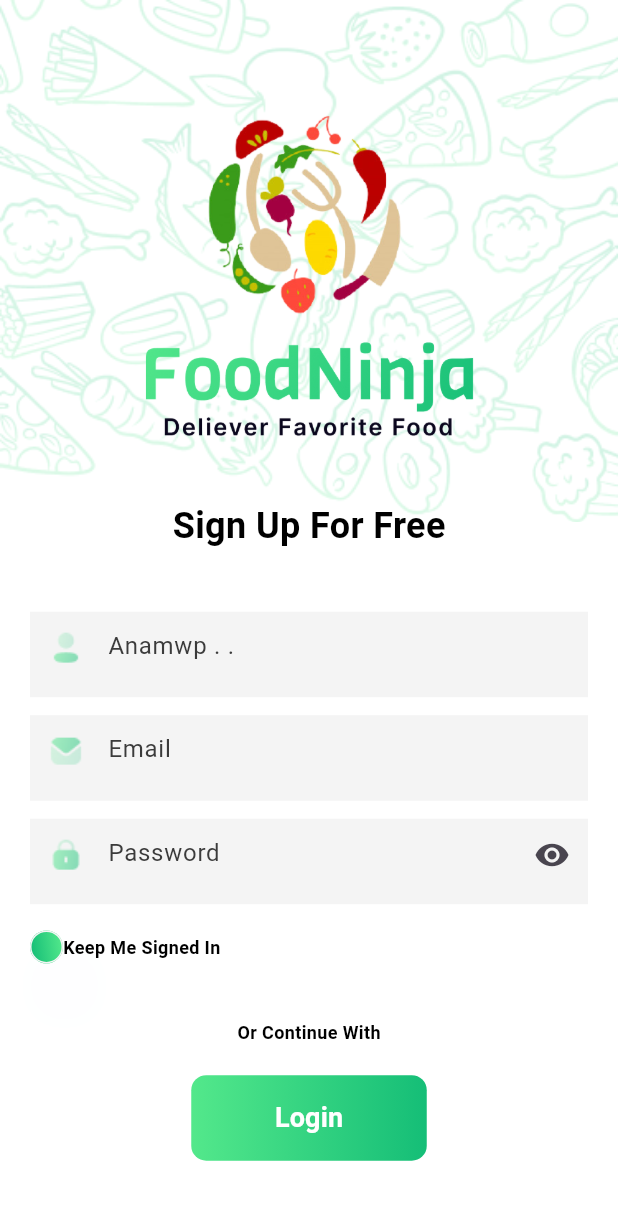
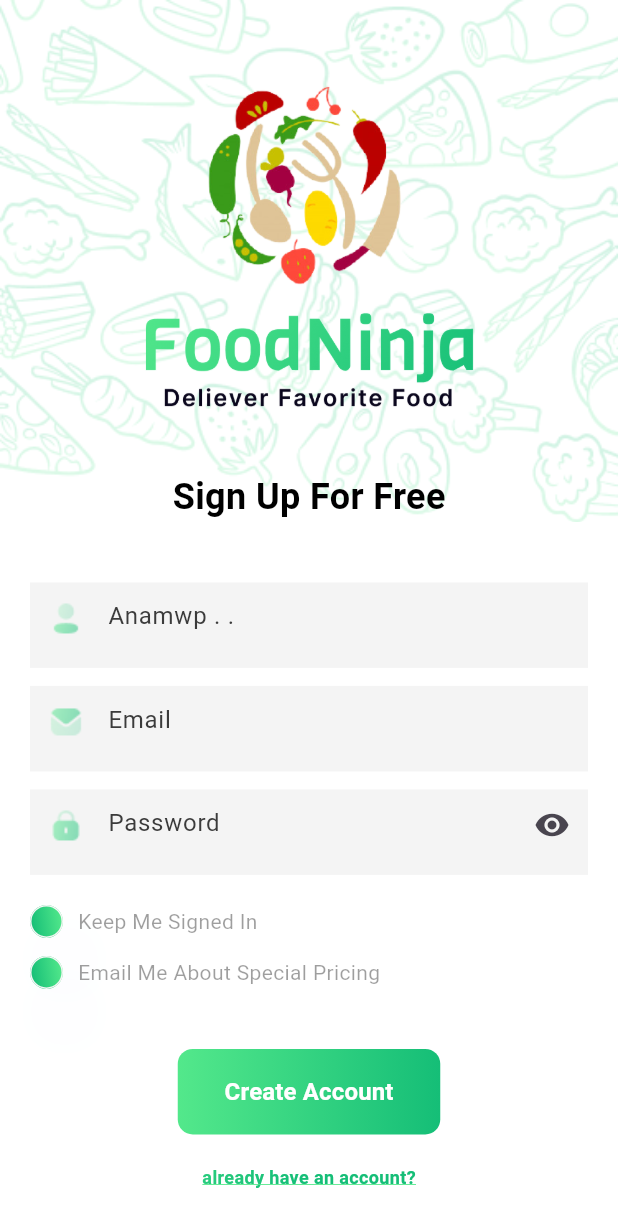
Before and after one commit to hoanglv03/auth_flutter, a Flutter app: the SignUp screen opened directly, on a phone screen of 412 x 824 dp. Shown: the top 1227 px of the screen. Run offline on Flutter 3.47's test engine with Material 3 defaults, Android fonts, the phone set to English and light mode, and no system bars; our stand-ins replace firebase_auth, firebase_core, flutter_native_splash, flutter_riverpod, freezed_annotation, get and 1 more; missing offline and left inert: flutter_facebook_auth; accounts and stored records are empty; network calls fail.

Commit message:
add riverpod

```diff
--- a/lib/auth/sign_in/sign_in_logic.dart
+++ b/lib/auth/controllers/auth_controller.dart
@@ -1,12 +1,15 @@
-import 'package:auth_flutter_with_firebase/auth/sign_in/sign_in_state.dart';
+import 'package:auth_flutter_with_firebase/auth/entities/user_entities.dart';
 import 'package:auth_flutter_with_firebase/pages/home/home_view.dart';
 import 'package:firebase_auth/firebase_auth.dart';
 import 'package:flutter_facebook_auth/flutter_facebook_auth.dart';
+import 'package:flutter_riverpod/flutter_riverpod.dart';
 import 'package:get/get.dart';
 import 'package:google_sign_in/google_sign_in.dart';
 
-class SignUpLogic extends GetxController {
-  final state = SignUpState();
+class AuthControllerNotifier extends StateNotifier<UserEntities?> {
+  AuthControllerNotifier(this.ref) : super(null);
+
+  final Ref ref;
 
   Future<UserCredential> signInWithFacebook() async {
     final LoginResult result = await FacebookAuth.instance.login();
@@ -29,7 +32,6 @@ class SignUpLogic extends GetxController {
       // }
       if (value.user?.email != null) {
         Get.to(() => HomeView());
-        state.socialAccount.value = value;
       }
 
       return value;
@@ -54,8 +56,8 @@ class SignUpLogic extends GetxController {
         .signInWithCredential(credential)
         .then((value) {
       if (value.user?.email != null) {
+        // state.email = value.user?.email;
         Get.to(() => HomeView());
-        state.socialAccount.value = value;
       }
       return value;
     });
--- a/lib/auth/sign_in/sign_in_state.dart
+++ /dev/null
@@ -1,11 +0,0 @@
-import 'package:firebase_auth/firebase_auth.dart';
-import 'package:flutter/material.dart';
-import 'package:get/get_rx/src/rx_types/rx_types.dart';
-
-class SignUpState {
-  late Rx<UserCredential?> socialAccount;
-
-  SignUpState() {
-    socialAccount = Rx<UserCredential?>(null);
-  }
-}
--- a/lib/auth/sign_up/sign_up_view.dart
+++ b/lib/auth/sign_up/sign_up_view.dart
@@ -1,5 +1,3 @@
-import 'package:auth_flutter_with_firebase/auth/sign_in/sign_in_logic.dart';
-import 'package:auth_flutter_with_firebase/auth/sign_in/sign_in_state.dart';
 import 'package:auth_flutter_with_firebase/components/button_gradient.dart';
 import 'package:auth_flutter_with_firebase/components/text_input.dart';
 import 'package:auth_flutter_with_firebase/helpers/Const.dart';
@@ -21,11 +19,24 @@ class SignUp extends StatefulWidget {
 class _SignUpState extends State<SignUp> {
   final TextEditingController _emailController = TextEditingController();
   final TextEditingController _passwordController = TextEditingController();
-  final SignUpLogic logic = Get.put(SignUpLogic());
+  bool isKeepMeSignIn = false;
+  bool isEmail = false;
 
   @override
   void initState() {
     super.initState();
+  }
+
+  void handleKeepMeSignIn(bool? isCheck) {
+    setState(() {
+      isKeepMeSignIn = isCheck ?? false;
+    });
+  }
+
+  void handleEmail(bool? isCheck) {
+    setState(() {
+      isEmail = isCheck ?? false;
+    });
   }
 
   @override
@@ -85,7 +96,66 @@ class _SignUpState extends State<SignUp> {
                       isPassword: true,
                       iconRight: const Icon(Icons.remove_red_eye),
                     ),
-                    Row(
+                    const SizedBox(
+                      height: 20,
+                    ),
+                    _checkBox(
+                      title: "Keep Me Signed In",
+                      isChecked: isKeepMeSignIn,
+                      onChange: (value) {
+                        handleKeepMeSignIn(value);
+                      },
+                    ),
+                    const SizedBox(
+                      height: 12,
+                    ),
+                    _checkBox(
+                      title: "Email Me About Special Pricing",
+                      isChecked: isEmail,
+                      onChange: (value) {
+                        handleEmail(value);
+                      },
+                    ),
+                    const SizedBox(
+                      height: 40,
+                    ),
+                    ButtonGradient(
+                      textButton: "Create Account",
+                      onPressed: () => {},
+                      width: 175,
+                      height: 57,
+                    ),
+                    const SizedBox(
+                      height: 20,
+                    ),
+                    Text(
+                      'already have an account?',
+                      style: AppTextStyle.linearTextUnderline,
+                    ),
+                  ],
+                ),
+              ),
+            )
+          ],
+        ),
+      ),
+    );
+  }
+}
+
+class _checkBox extends StatelessWidget {
+  const _checkBox({
+    super.key,
+    required this.title,
+    required this.isChecked,
+    required this.onChange,
+  });
+  final String title;
+  final bool isChecked;
+  final Function(bool?) onChange;
+  @override
+  Widget build(BuildContext context) {
+    return Row(
       children: [
         Container(
           width: 22,
@@ -97,8 +167,7 @@ class _SignUpState extends State<SignUp> {
               colors: AppTextStyle.listColorGradient,
             ),
             shape: RoundedRectangleBorder(
-                              side: const BorderSide(
-                                  width: 1, color: Color(0xFFF4F4F4)),
+              side: const BorderSide(width: 1, color: Color(0xFFF4F4F4)),
               borderRadius: BorderRadius.circular(15),
             ),
             shadows: const [
@@ -111,47 +180,27 @@ class _SignUpState extends State<SignUp> {
             ],
           ),
           child: Checkbox(
-                            value: false,
+            value: isChecked,
             side: const BorderSide(color: Colors.transparent),
-                            fillColor:
-                                MaterialStateProperty.resolveWith((states) {
+            fillColor: MaterialStateProperty.resolveWith((states) {
               if (states.contains(MaterialState.selected)) {
                 return Colors.transparent;
               }
               return null;
             }),
-                            onChanged: (value) {},
+            onChanged: (value) {
+              onChange(value);
+            },
           ),
         ),
         Container(
-                          margin: const EdgeInsets.symmetric(vertical: 20),
-                          child: const Text(
-                            "Keep Me Signed In",
-                            style: AppTextStyle.bold12,
+          padding: const EdgeInsets.only(left: 10),
+          child: Text(
+            title,
+            style: AppTextStyle.regular14Gray,
           ),
         ),
       ],
-                    ),
-                    Container(
-                      margin: const EdgeInsets.symmetric(vertical: 20),
-                      child: const Text(
-                        "Or Continue With",
-                        style: AppTextStyle.bold12,
-                      ),
-                    ),
-                    ButtonGradient(
-                      textButton: "Login",
-                      onPressed: () => {},
-                      width: 157,
-                      height: 57,
-                    )
-                  ],
-                ),
-              ),
-            )
-          ],
-        ),
-      ),
     );
   }
 }
--- a/lib/components/button_gradient.dart
+++ b/lib/components/button_gradient.dart
@@ -39,7 +39,10 @@ class ButtonGradient extends StatelessWidget {
         child: Text(
           textButton,
           style: const TextStyle(
-              color: Colors.white, fontWeight: FontWeight.bold, fontSize: 18),
+            color: Colors.white,
+            fontWeight: FontWeight.bold,
+            fontSize: 16,
+          ),
         ),
       ),
     );
--- a/lib/helpers/Const.dart
+++ b/lib/helpers/Const.dart
@@ -29,6 +29,10 @@ class AppTextStyle {
     fontSize: 12,
     fontWeight: FontWeight.bold,
   );
+  static const regular14Gray = TextStyle(
+    color: Colors.black38,
+    fontSize: 14,
+  );
   static const listColorGradient = <Color>[
     Color(0xff53E88B),
     Color(0xff15BE77)
@@ -47,7 +51,15 @@ class AppTextStyle {
   ).createShader(const Rect.fromLTWH(0.0, 0.0, 200.0, 70.0));
 
   static final linearText = TextStyle(
-      fontSize: 12,
-      fontWeight: FontWeight.bold,
-      foreground: Paint()..shader = AppTextStyle().linearGradient);
+    fontSize: 12,
+    fontWeight: FontWeight.bold,
+    foreground: Paint()..shader = AppTextStyle().linearGradient,
+  );
+  static final linearTextUnderline = TextStyle(
+    fontSize: 12,
+    fontWeight: FontWeight.bold,
+    foreground: Paint()..shader = AppTextStyle().linearGradient,
+    decoration: TextDecoration.underline,
+    decorationColor: const Color(0xff53E88B),
+  );
 }
--- a/lib/main.dart
+++ b/lib/main.dart
@@ -1,6 +1,7 @@
 import 'package:auth_flutter_with_firebase/auth/onboardings/onboarding.dart';
 import 'package:flutter/material.dart';
 import 'package:flutter_native_splash/flutter_native_splash.dart';
+import 'package:flutter_riverpod/flutter_riverpod.dart';
 import 'package:get/get.dart';
 import 'package:firebase_core/firebase_core.dart';
 import 'firebase_options.dart';
@@ -11,7 +12,7 @@ void main() async {
   await Firebase.initializeApp(
     options: DefaultFirebaseOptions.currentPlatform,
   );
-  runApp(const GetMaterialApp(home: MyApp()));
+  runApp(const ProviderScope(child: GetMaterialApp(home: MyApp())));
 }
 
 class MyApp extends StatelessWidget {
--- a/lib/pages/home/home_view.dart
+++ b/lib/pages/home/home_view.dart
@@ -1,14 +1,11 @@
-import 'package:auth_flutter_with_firebase/auth/sign_in/sign_in_logic.dart';
-import 'package:auth_flutter_with_firebase/auth/sign_in/sign_in_state.dart';
 import 'package:flutter/material.dart';
 import 'package:get/get.dart';
 
 class HomeView extends StatelessWidget {
   HomeView({super.key});
-  final SignUpState state = Get.find<SignUpLogic>().state;
 
   @override
   Widget build(BuildContext context) {
-    return Text(state.socialAccount.value!.user!.email ?? "hi");
+    return Text("hi");
   }
 }
```
Also changed, not shown: lib/auth/auth_provider.dart (added, +8 -0 lines), lib/auth/entities/user_entities.dart (added, +15 -0 lines), lib/auth/sign_in/sign_in_view.dart (+9 -10 lines), pubspec.yaml (+9 -0 lines), lib/auth/entities/user_entities.freezed.dart (added), lib/auth/entities/user_entities.g.dart (added), lib/auth/sign_up/sign_up_logic.dart (deleted), lib/auth/sign_up/sign_up_state.dart (deleted), pubspec.lock. Lines whose indentation alone changed are shown as unchanged.
